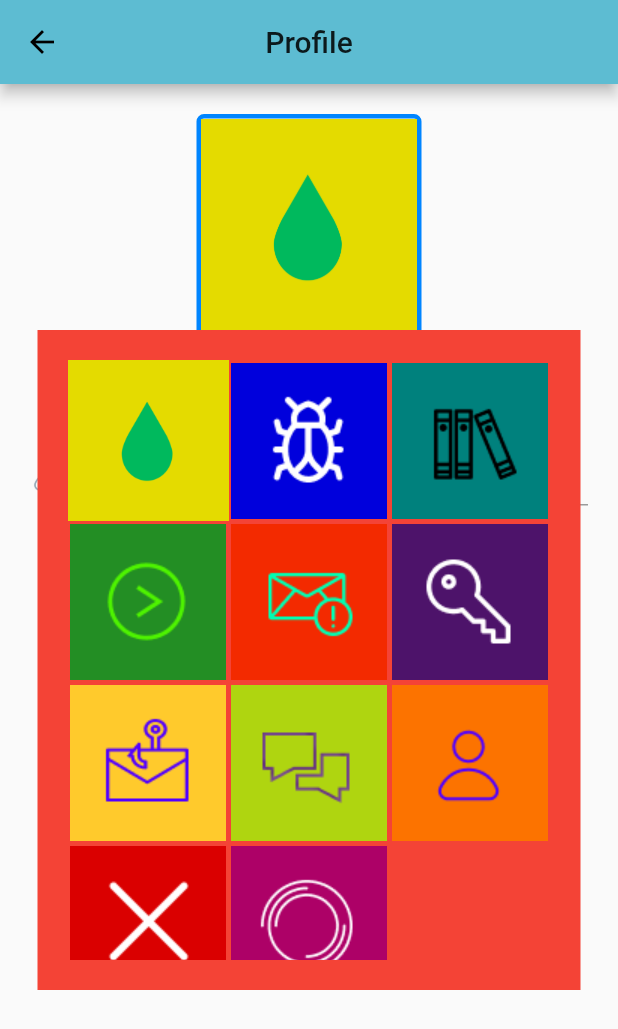
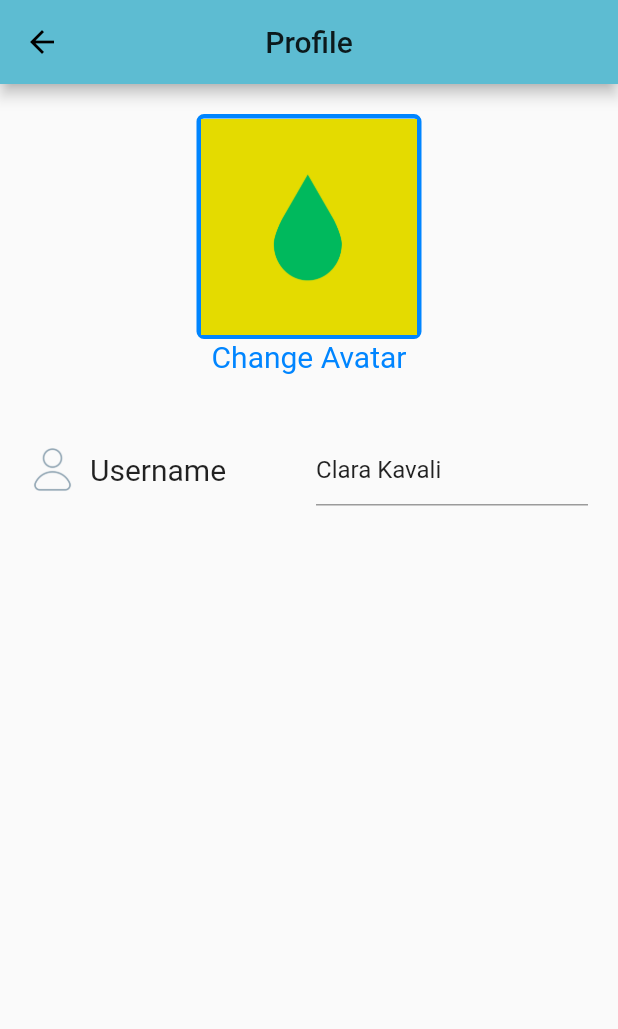
Before and after one commit to tl94/geiger_edu, a Flutter app: the ProfileScreen screen opened by its route, on a phone screen of 412 x 824 dp. Shown: the top 1029 px of the screen. Run offline on Flutter 3.47's test engine with Material 2 defaults, Android fonts, the phone set to English and light mode, and no system bars; missing offline and left inert: webview_flutter_plus.

Commit message:
visibility handling of image selection

```diff
--- a/lib/screens/profile_screen.dart
+++ b/lib/screens/profile_screen.dart
@@ -1,27 +1,24 @@
 import 'package:flutter/cupertino.dart';
 import 'package:flutter/material.dart';
 import 'package:flutter/rendering.dart';
-import 'package:flutter_svg/flutter_svg.dart';
 import 'package:geiger_edu/widgets/ImageSelector.dart';
 import 'package:geiger_edu/widgets/LabeledTextField.dart';
-import 'package:geiger_edu/widgets/NavigationContainer.dart';
-
-import 'package:flutter/foundation.dart';
 
 import 'home_screen.dart';
 import '../globals.dart';
 
-class ProfileScreen extends StatelessWidget {
+class ProfileScreen extends StatefulWidget {
   static const routeName = '/profilescreen';
 
   static const bckColor = const Color(0xFF5dbcd2); //0xFFedb879
   static const borderColor = const Color(0xff0085ff);
+
+  _ProfileScreenState createState() => _ProfileScreenState();
+}
+
+class _ProfileScreenState extends State<ProfileScreen>{
   bool _isVisible = false;
-
-  @override
-  Widget build(BuildContext context) {
-
-    const List<String> _imagePaths = ["assets/img/profile/default.png",
+  final List<String> _imagePaths = ["assets/img/profile/default.png",
     "assets/img/profile/user-01.png",
     "assets/img/profile/user-02.png",
     "assets/img/profile/user-03.png",
@@ -33,9 +30,19 @@ class ProfileScreen extends StatelessWidget {
     "assets/img/profile/user-04.png",
     "assets/img/profile/user-10.png"];
 
-    final VoidCallback onEditingComplete;
-    bool showImgSelection = false;
+  //TODO MOVE DEFAULTIMAGE TO DB
+  String _defaultImage = "assets/img/profile/default.png";
 
+  displaySelection(String s){
+    print(s);
+    setState(() {
+      _isVisible = !_isVisible;
+      _defaultImage = s;
+    });
+  }
+
+  @override
+  Widget build(BuildContext context) {
     return Scaffold(
       appBar: AppBar(
         leading: IconButton(
@@ -44,7 +51,7 @@ class ProfileScreen extends StatelessWidget {
         ),
         title: Text("Profile"),
         centerTitle: true,
-        backgroundColor: bckColor,
+        backgroundColor: ProfileScreen.bckColor,
       ),
       body: Container(
         margin: EdgeInsets.fromLTRB(20.0, 20.0, 20.0, 20.0),
@@ -61,26 +68,23 @@ class ProfileScreen extends StatelessWidget {
                 children: <Widget>[
                   //** USER IMAGE **
                   GestureDetector(
-                              onTap: () {
-                                _isVisible = true;
-                                print("Image CLICKED");
-                              }, // handle your image tap here
+                      onTap: ()=>displaySelection(_defaultImage),
                       child:Column( children: <Widget>[
                         Container(
                             height: 150,
                             width: 150,
                             decoration: BoxDecoration(
                                 border: Border.all(
-                                      color: borderColor,
+                                  color: ProfileScreen.borderColor,
                                   width: 3,
                                 ),
                                 borderRadius: BorderRadius.circular(5.0)
                             ),
                             child:ClipRect(
-                                    child:Image.asset("assets/img/profile/default.png", fit: BoxFit.fitHeight))
+                                child:Image.asset(_defaultImage, fit: BoxFit.fitHeight))
                         ),
                         Text("Change Avatar",
-                                style: TextStyle(fontWeight: FontWeight.normal, fontSize: 20, color: borderColor))
+                            style: TextStyle(fontWeight: FontWeight.normal, fontSize: 20, color: ProfileScreen.borderColor))
                       ])),
                   SizedBox(height: 40),
 
@@ -88,9 +92,11 @@ class ProfileScreen extends StatelessWidget {
                   LabeledTextField(icon:userImg, label: "Username", text: userName, onSubmitted: (text){ userName = text; } ),
                 ]
             ),
-
-                    ImageSelector(crossAxisCount: 3, imagePaths: _imagePaths, onTap: (imagePath){ print(imagePath); }),
-
+            if(_isVisible)
+              ImageSelector(crossAxisCount: 3,
+                  imagePaths: _imagePaths,
+                  onTap: displaySelection
+              ),
             Container(
               //TODO: LEARN SCORE
             ),
--- a/lib/widgets/ImageSelector.dart
+++ b/lib/widgets/ImageSelector.dart
@@ -17,8 +17,8 @@ class _ImageSelectorState extends State<ImageSelector>{
   getList(){
     List<Widget> gst = <Widget>[];
     for(var i in widget.imagePaths){
-    GestureDetector g = new GestureDetector(onTap: widget.onTap(i), child: Image.asset(i));
-    gst.add(g);
+      GestureDetector g = new GestureDetector(onTap: ()=>widget.onTap(i), child: Image.asset(i));
+      gst.add(g);
     }
     return gst;
   }
```
Lines whose indentation alone changed are shown as unchanged.
